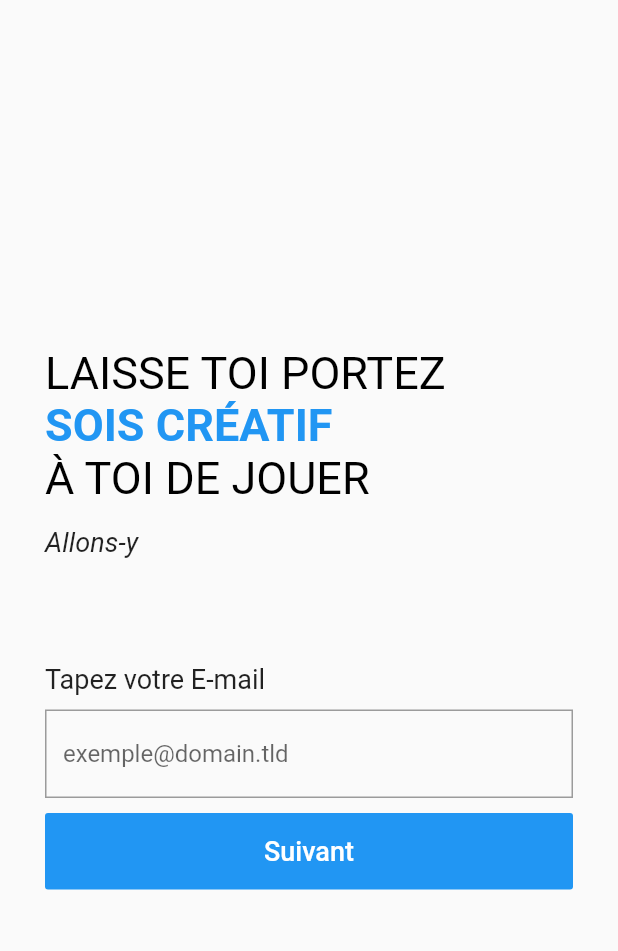
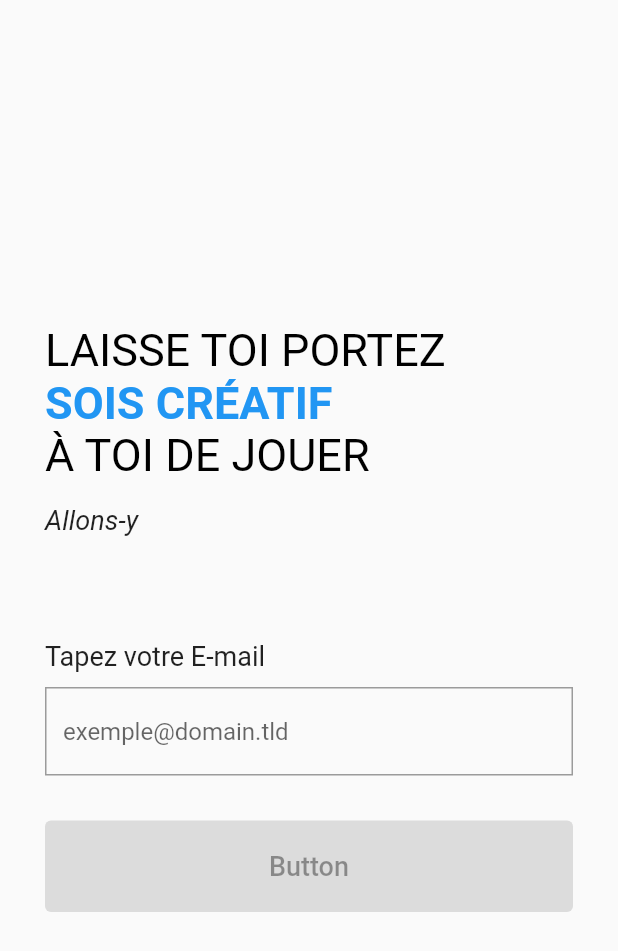
Before and after one commit to OD-ING/flutterappmobile, a Flutter app: the AuthScreen screen opened directly, on a phone screen of 412 x 824 dp. Shown: the top 951 px of the screen. Run offline on Flutter 3.47's test engine with Material 2 defaults, Android fonts, the phone set to English and light mode, and no system bars.

Commit message:
initial commit

```diff
--- a/lib/main.dart
+++ b/lib/main.dart
@@ -11,7 +11,7 @@ class App extends StatelessWidget {
     return MaterialApp(
       debugShowCheckedModeBanner: false,
       title: 'Omeo',
-      home: PasswordScreen(),
+      home: AuthScreen(),
     );
   }
 }
--- a/lib/screens/guest/Auth.dart
+++ b/lib/screens/guest/Auth.dart
@@ -1,3 +1,4 @@
+import 'package:appmobile/screens/guest/Term.dart';
 import 'package:flutter/material.dart';
 
 
@@ -9,6 +10,13 @@ class AuthScreen extends StatefulWidget {
 }
 
 class _AuthScreenState extends State<AuthScreen> {
+
+  final _formKey = GlobalKey<FormState>();
+  // final GlobalKey<FormState> _formKey = GlobalKey<FormState>();
+  final RegExp emailRegex = RegExp(r"[a-z0-9\._-]+@[a-z0-9\._-]+\.[a-z]+");
+
+  String _email = '';
+
   @override
   Widget build(BuildContext context) {
     return SafeArea(
@@ -60,7 +68,9 @@ class _AuthScreenState extends State<AuthScreen> {
                   // ),
                   // Text("Bingo"),
 
-                  Form(child: Column(
+                  Form(
+                    key: _formKey,
+                    child: Column(
                     crossAxisAlignment: CrossAxisAlignment.stretch,
                     children: [
                       Text('Tapez votre E-mail',
@@ -72,6 +82,19 @@ class _AuthScreenState extends State<AuthScreen> {
                         height: 10.0,
                       ),
                       TextFormField(
+                        onChanged:
+                            (value) => setState(() => _email = value),
+                        // validator:
+                        //     (value) => value.isEmpty || !emailRegex.hasMatch(_email)
+                        //         ? 'Tapez un email correct' : null,
+
+                        validator: (value) {
+                          if (value == null || value.isEmpty || !emailRegex.hasMatch(_email)) {
+                            return 'Tapez un email correct';
+                          }
+                          return null;
+                        },
+
                         decoration: InputDecoration(
                             hintText: 'exemple@domain.tld',
                             border: OutlineInputBorder(
@@ -91,17 +114,59 @@ class _AuthScreenState extends State<AuthScreen> {
                       SizedBox(
                         height: 10.0,
                       ),
-                      RaisedButton(
-                        color: Theme.of(context).primaryColor,
-                        elevation: 0,
-                        padding: EdgeInsets.symmetric(vertical: 15.0),
-                        onPressed: () => 'send',
+                      // RaisedButton(
+                      //   color: Theme.of(context).primaryColor,
+                      //   elevation: 0,
+                      //   padding: EdgeInsets.symmetric(vertical: 15.0),
+                      //   onPressed: () {
+                      //     Navigator.push(
+                      //         context,
+                      //         MaterialPageRoute(
+                      //             builder:
+                      //                 (context) => TermScreen(),
+                      //         )
+                      //     );
+                          // if(_formKey.currentState.validate()) {
+                          //   print(_email);
+                          // }
+                      //   },
+                      //   child: Text(
+                      //     'Suivant',
+                      //     style: TextStyle(
+                      //       color: Colors.white,
+                      //       fontSize: 18,
+                      //     ),
+                      //   ),
+                      // ),
+                      SizedBox(
+                        height: 20.0,
+                      ),
+                      ElevatedButton(
+                          onPressed: !emailRegex.hasMatch(_email) ? null : () {
+
+                            if (_formKey.currentState!.validate()) {
+                              // If the form is valid, display a snackbar. In the real world,
+                              // you'd often call a server or save the information in a database.
+                              // ScaffoldMessenger.of(context).showSnackBar(
+                              //   const SnackBar(content: Text('Processing Data')),
+                              // );
+                              Navigator.push(
+                                context,
+                                MaterialPageRoute(
+                                    builder: (context) => TermScreen()
+                                ),
+                              );
+                            }
+
+                          },
                         child: Text(
-                          'Suivant',
-                          style: TextStyle(
-                            color: Colors.white,
-                            fontSize: 18,
-                          ),
+                            'Button',
+                            style: TextStyle(
+                              fontSize: 18,
+                            ),
+                        ),
+                        style: ElevatedButton.styleFrom(
+                          padding: EdgeInsets.symmetric(vertical: 20.0),
                         ),
                       ),
                     ],
```
Also changed, not shown: lib/screens/guest/Password.dart (+35 -3 lines), lib/screens/guest/Term.dart (+20 -2 lines), 3 other files.
